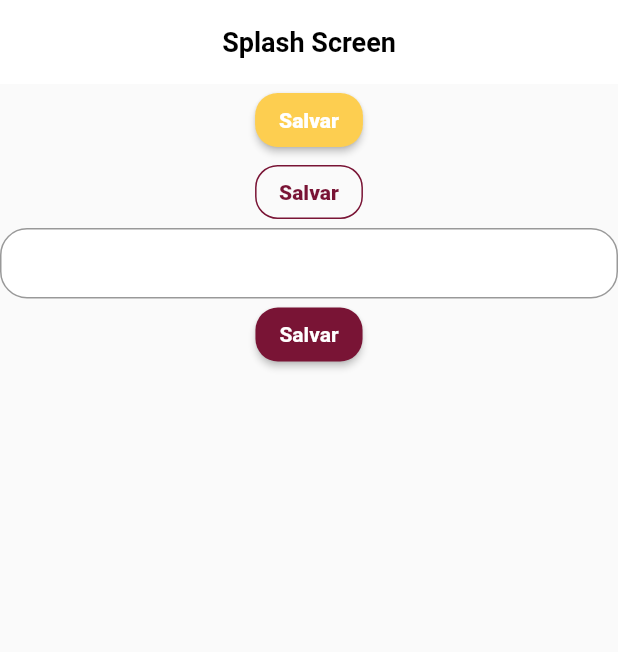
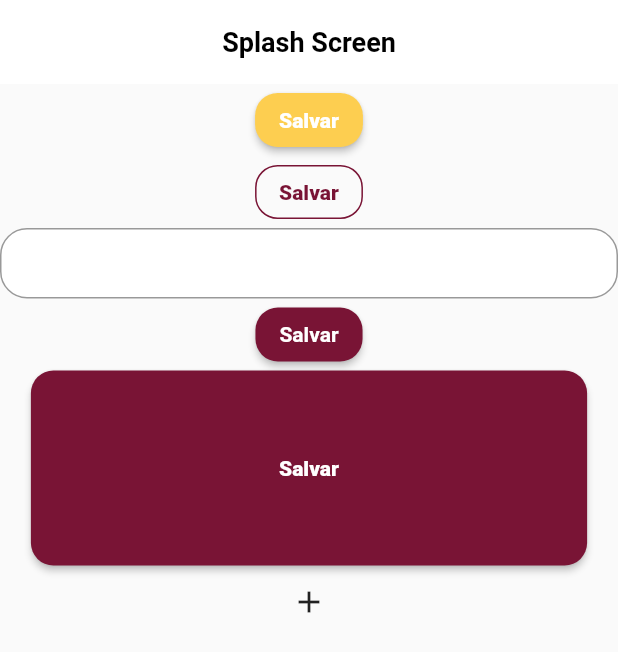
Before and after one commit to giseletoledo/dw8, a Flutter app: the screen it shows after launch, on a phone screen of 412 x 824 dp. Shown: the top 652 px of the screen. Run offline on Flutter 3.47's test engine with Material 2 defaults, Android fonts, the phone set to English and light mode, and no system bars; Roboto replaces fonts that are missing (MPlus1P, Poppins).

Commit message:
mais widgets de botões reutilizáveis

```diff
--- a/copa_album_app/lib/app/core/ui/widgets/button.dart
+++ b/copa_album_app/lib/app/core/ui/widgets/button.dart
@@ -1,8 +1,6 @@
 import 'package:copa_album_app/app/core/ui/styles/button_styles.dart';
 import 'package:copa_album_app/app/core/ui/styles/text_styles.dart';
 import 'package:flutter/material.dart';
-import 'package:flutter/src/widgets/container.dart';
-import 'package:flutter/src/widgets/framework.dart';
 
 class Button extends StatelessWidget {
   final ButtonStyle style;
@@ -13,7 +11,7 @@ class Button extends StatelessWidget {
   final VoidCallback? onPressed;
   final bool outline;
 
-  Button(
+  const Button(
       {super.key,
       required this.style,
       required this.labelStyle,
--- /dev/null
+++ b/copa_album_app/lib/app/core/ui/widgets/rounded_button.dart
@@ -0,0 +1,17 @@
+import 'package:flutter/material.dart';
+
+class RoundedButtton extends StatelessWidget {
+  final IconData icon;
+  final VoidCallback onPressed;
+
+  const RoundedButtton({
+    super.key,
+    required this.icon,
+    required this.onPressed,
+  });
+
+  @override
+  Widget build(BuildContext context) {
+    return IconButton(onPressed: onPressed, icon: Icon(icon));
+  }
+}
--- a/copa_album_app/lib/app/pages/splash/splash_page.dart
+++ b/copa_album_app/lib/app/pages/splash/splash_page.dart
@@ -1,6 +1,7 @@
 import 'package:copa_album_app/app/core/ui/styles/button_styles.dart';
 import 'package:copa_album_app/app/core/ui/styles/text_styles.dart';
 import 'package:copa_album_app/app/core/ui/widgets/button.dart';
+import 'package:copa_album_app/app/core/ui/widgets/rounded_button.dart';
 import 'package:flutter/material.dart';
 
 class SplashPage extends StatelessWidget {
@@ -30,7 +31,14 @@ class SplashPage extends StatelessWidget {
                 onPressed: () {},
                 style: ButtonStyles.i.primaryButton,
                 labelStyle: context.textStyles.textPrimaryFontBold,
-                label: 'Salvar')
+                label: 'Salvar'),
+            Button.primary(
+              width: MediaQuery.of(context).size.width * .9,
+              height: 130,
+              onPressed: () {},
+              label: 'Salvar',
+            ),
+            RoundedButtton(icon: Icons.add, onPressed: (() {}))
           ],
         ),
       ),
```
